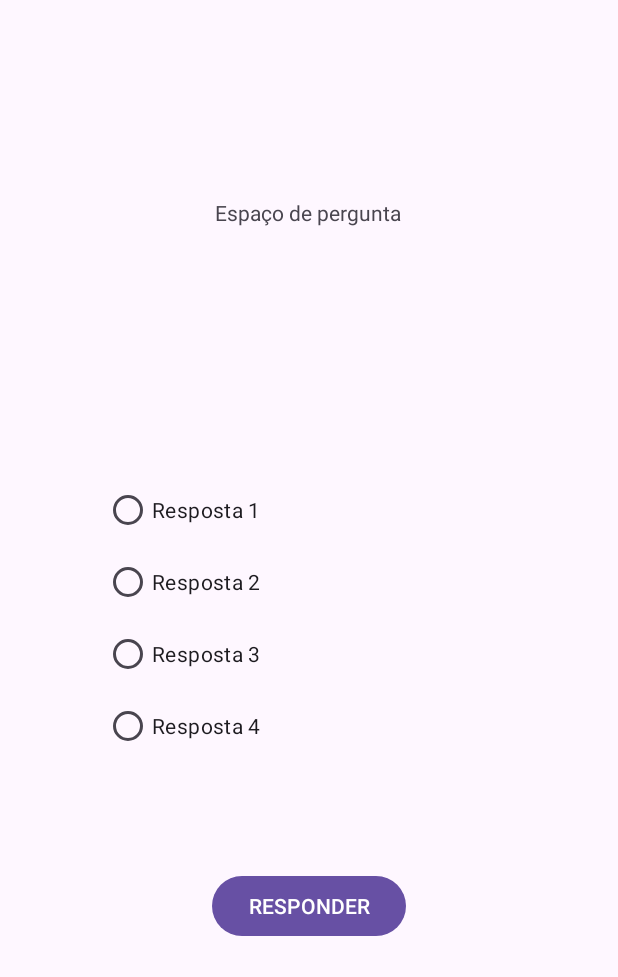
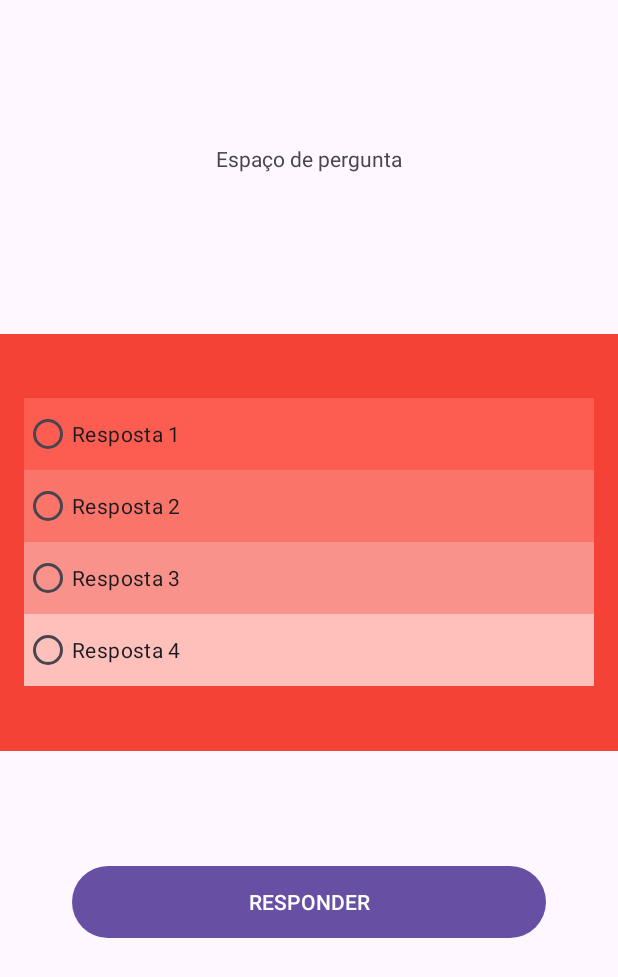
Before and after one commit to leonardovasconcelos13/ProjetoQuizAndroid, an Android app: the screen it shows after launch (MainActivity), on a phone screen of 412 x 824 dp. Shown: the top 977 px of the screen. Run offline under Robolectric (Android 15) with nearby library versions, the phone set to English and light mode, and no system bars.

Commit message:
Projeto FInalizado

```diff
--- a/app/src/main/java/com/example/projetoquiz/MainActivity.java
+++ b/app/src/main/java/com/example/projetoquiz/MainActivity.java
@@ -50,4 +50,21 @@ public class MainActivity extends AppCompatActivity {
             return insets;
         });
     }
+
+    private void carregarPerguntas(){
+        if(indicePergunta < perguntas.length){
+            //Pegar pergunta do vetor criado
+            txvPergunta.setText(perguntas[indicePergunta]);
+            //Esvasiar marcação da radio caso haja
+            rdg_principal.clearCheck();
+            //Deixar o botão responder habilitado
+            btnResponder.setEnabled(true);
+        }else{
+            //Finalizar quiz
+            txvPergunta.setText("Fim");
+            //Desabilitar o botão de resposta
+            btnResponder.setEnabled(false);
+        }
+    }
+
 }
--- a/app/src/main/res/layout/activity_main.xml
+++ b/app/src/main/res/layout/activity_main.xml
@@ -9,42 +9,54 @@
 
     <RadioGroup
         android:id="@+id/rdg_principal"
-        android:layout_width="wrap_content"
-        android:layout_height="wrap_content"
+        android:layout_width="412dp"
+        android:layout_height="278dp"
+        android:background="@color/red_1"
+        android:gravity="center"
         app:layout_constraintBottom_toBottomOf="parent"
         app:layout_constraintEnd_toEndOf="parent"
+        app:layout_constraintHorizontal_bias="0.4"
         app:layout_constraintStart_toStartOf="parent"
-        app:layout_constraintTop_toTopOf="parent">
+        app:layout_constraintTop_toTopOf="parent"
+        app:layout_constraintVertical_bias="0.408">
 
         <RadioButton
             android:id="@+id/rb_a"
-            android:layout_width="274dp"
+            android:layout_width="380dp"
             android:layout_height="wrap_content"
+            android:layout_gravity="center"
+            android:background="@color/red_2"
             android:text="@string/txt_alternativo_a" />
 
         <RadioButton
             android:id="@+id/rb_b"
-            android:layout_width="match_parent"
+            android:layout_width="380dp"
             android:layout_height="wrap_content"
+            android:layout_gravity="center"
+            android:background="@color/red_3"
             android:text="@string/txt_alternativo_b" />
 
         <RadioButton
             android:id="@+id/rb_c"
-            android:layout_width="match_parent"
+            android:layout_width="380dp"
             android:layout_height="wrap_content"
+            android:layout_gravity="center"
+            android:background="@color/red_4"
             android:text="@string/txt_alternativo_c" />
 
         <RadioButton
             android:id="@+id/rb_d"
-            android:layout_width="match_parent"
+            android:layout_width="380dp"
             android:layout_height="wrap_content"
+            android:layout_gravity="center"
+            android:background="@color/red_5"
             android:text="@string/txt_alternativo_d" />
     </RadioGroup>
 
     <Button
         android:id="@+id/btn_responder"
-        android:layout_width="wrap_content"
-        android:layout_height="wrap_content"
+        android:layout_width="316dp"
+        android:layout_height="56dp"
         android:layout_marginStart="20dp"
         android:layout_marginTop="20dp"
         android:layout_marginEnd="20dp"
@@ -63,9 +75,8 @@
         android:text="@string/txt_pergunta_1"
         app:layout_constraintBottom_toBottomOf="parent"
         app:layout_constraintEnd_toEndOf="parent"
-        app:layout_constraintHorizontal_bias="0.498"
         app:layout_constraintStart_toStartOf="parent"
         app:layout_constraintTop_toTopOf="parent"
-        app:layout_constraintVertical_bias="0.164" />
+        app:layout_constraintVertical_bias="0.119" />
 
 </androidx.constraintlayout.widget.ConstraintLayout>
```
